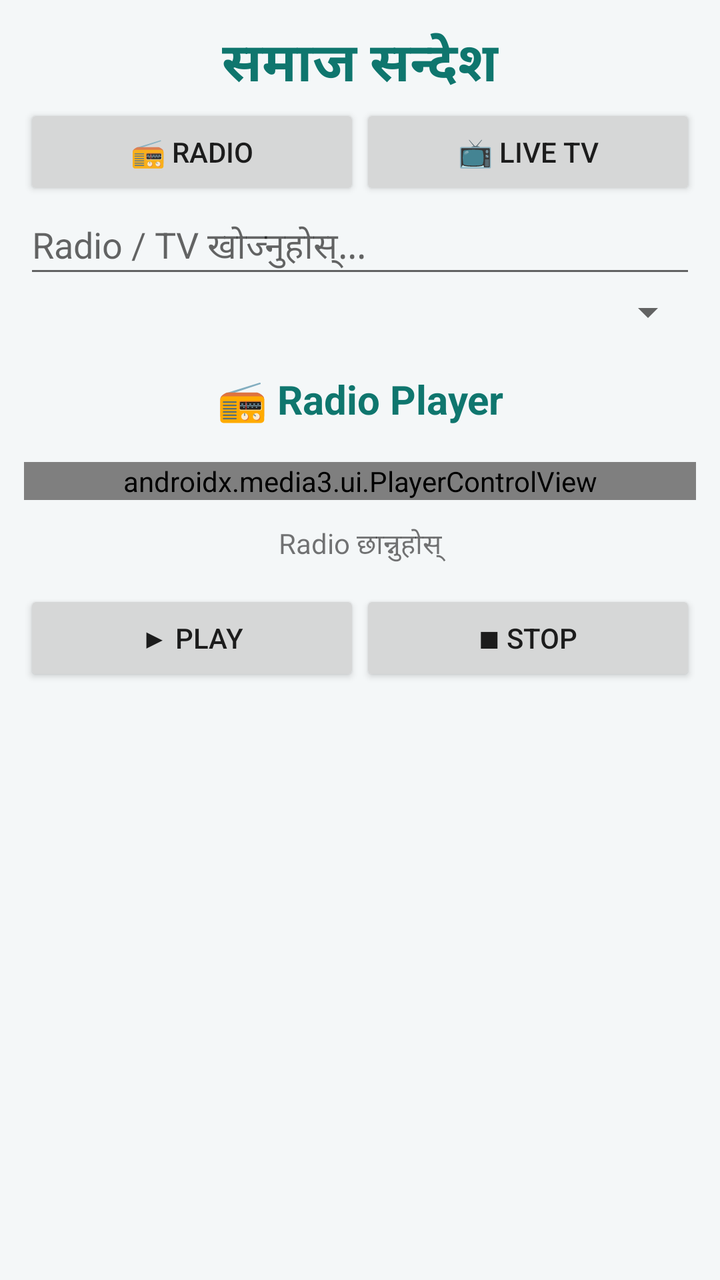
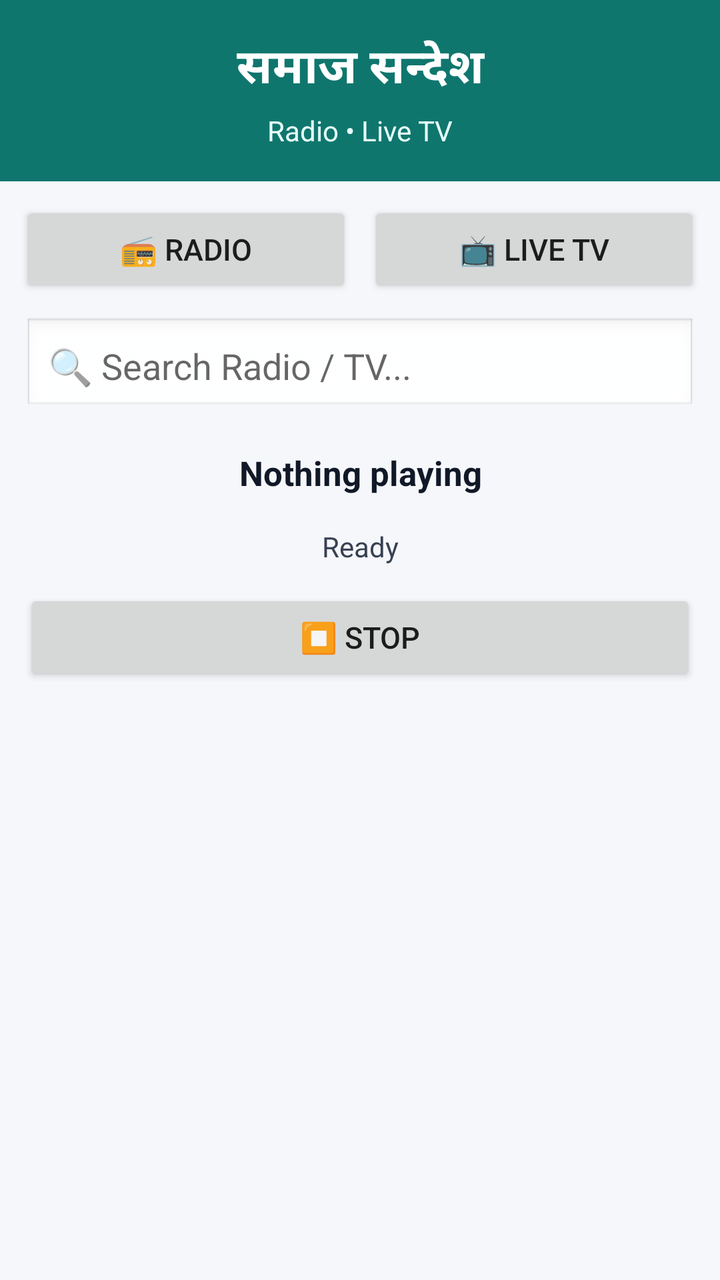

Compare the two renders of this Android layout. The source of the first and the diff that turns it into the second are given below.
<!-- AndroidManifest.xml: application theme AppTheme -->
<!-- res/layout/activity_main.xml -->
<LinearLayout xmlns:android="http://schemas.android.com/apk/res/android"
    xmlns:app="http://schemas.android.com/apk/res-auto"
    android:orientation="vertical"
    android:padding="12dp"
    android:background="#F4F7F8"
    android:layout_width="match_parent"
    android:layout_height="match_parent">

    <TextView
        android:text="समाज सन्देश"
        android:textSize="27sp"
        android:textStyle="bold"
        android:gravity="center"
        android:textColor="#0F766E"
        android:layout_width="match_parent"
        android:layout_height="wrap_content"/>

    <LinearLayout
        android:layout_width="match_parent"
        android:layout_height="wrap_content">

        <Button
            android:id="@+id/radioTab"
            android:text="📻 Radio"
            android:layout_width="0dp"
            android:layout_weight="1"
            android:layout_height="wrap_content"/>

        <Button
            android:id="@+id/tvTab"
            android:text="📺 Live TV"
            android:layout_width="0dp"
            android:layout_weight="1"
            android:layout_height="wrap_content"/>
    </LinearLayout>

    <EditText
        android:id="@+id/search"
        android:hint="Radio / TV खोज्नुहोस्..."
        android:singleLine="true"
        android:layout_width="match_parent"
        android:layout_height="wrap_content"/>

    <Spinner
        android:id="@+id/list"
        android:layout_width="match_parent"
        android:layout_height="wrap_content"/>

    <TextView
        android:id="@+id/nowPlaying"
        android:text="📻 Radio Player"
        android:textSize="20sp"
        android:textStyle="bold"
        android:gravity="center"
        android:padding="18dp"
        android:textColor="#0F766E"
        android:layout_width="match_parent"
        android:layout_height="wrap_content"/>

    <androidx.media3.ui.PlayerControlView
        android:id="@+id/audioControls"
        android:layout_width="match_parent"
        android:layout_height="wrap_content"
        app:show_timeout="0"/>

    <androidx.media3.ui.PlayerView
        android:id="@+id/playerView"
        android:layout_width="match_parent"
        android:layout_height="240dp"
        android:visibility="gone"
        app:show_buffering="when_playing"
        app:use_controller="true"/>

    <TextView
        android:id="@+id/status"
        android:text="Radio छान्नुहोस्"
        android:gravity="center"
        android:padding="12dp"
        android:layout_width="match_parent"
        android:layout_height="wrap_content"/>

    <LinearLayout
        android:gravity="center"
        android:layout_width="match_parent"
        android:layout_height="wrap_content">

        <Button
            android:id="@+id/play"
            android:text="▶ Play"
            android:layout_width="0dp"
            android:layout_weight="1"
            android:layout_height="wrap_content"/>

        <Button
            android:id="@+id/stop"
            android:text="■ Stop"
            android:layout_width="0dp"
            android:layout_weight="1"
            android:layout_height="wrap_content"/>
    </LinearLayout>

</LinearLayout>
<!-- resources referenced by this layout -->
<resources>
  <style name="AppTheme" parent="Theme.AppCompat.Light.NoActionBar"><item name="android:colorAccent">#0f766e</item></style>
</resources>

<!-- the commit's change to res/layout/activity_main.xml (unified diff, before → after) -->
@@ -1,102 +1,149 @@
-<LinearLayout xmlns:android="http://schemas.android.com/apk/res/android"
-    xmlns:app="http://schemas.android.com/apk/res-auto"
+<?xml version="1.0" encoding="utf-8"?>
+<LinearLayout
+    xmlns:android="http://schemas.android.com/apk/res/android"
+    android:layout_width="match_parent"
+    android:layout_height="match_parent"
     android:orientation="vertical"
-    android:padding="12dp"
-    android:background="#F4F7F8"
-    android:layout_width="match_parent"
-    android:layout_height="match_parent">
+    android:background="#F5F7FA">
 
-    <TextView
-        android:text="समाज सन्देश"
-        android:textSize="27sp"
-        android:textStyle="bold"
-        android:gravity="center"
-        android:textColor="#0F766E"
-        android:layout_width="match_parent"
-        android:layout_height="wrap_content"/>
-
+    
     <LinearLayout
         android:layout_width="match_parent"
-        android:layout_height="wrap_content">
+        android:layout_height="wrap_content"
+        android:orientation="vertical"
+        android:padding="16dp"
+        android:background="#0F766E">
+
+        <TextView
+            android:layout_width="match_parent"
+            android:layout_height="wrap_content"
+            android:text="समाज सन्देश"
+            android:textColor="#FFFFFF"
+            android:textSize="24sp"
+            android:textStyle="bold"
+            android:gravity="center"/>
+
+        <TextView
+            android:layout_width="match_parent"
+            android:layout_height="wrap_content"
+            android:text="Radio • Live TV"
+            android:textColor="#E6FFFA"
+            android:textSize="14sp"
+            android:gravity="center"
+            android:layout_marginTop="4dp"/>
+
+    </LinearLayout>
+
+    
+    <LinearLayout
+        android:layout_width="match_parent"
+        android:layout_height="wrap_content"
+        android:orientation="horizontal"
+        android:padding="10dp"
+        android:gravity="center">
 
         <Button
-            android:id="@+id/radioTab"
+            android:id="@+id/radioButton"
+            android:layout_width="0dp"
+            android:layout_height="wrap_content"
+            android:layout_weight="1"
             android:text="📻 Radio"
-            android:layout_width="0dp"
-            android:layout_weight="1"
-            android:layout_height="wrap_content"/>
+            android:textSize="15sp"
+            android:onClick="openRadio"/>
+
+        <Space
+            android:layout_width="8dp"
+            android:layout_height="1dp"/>
 
         <Button
-            android:id="@+id/tvTab"
+            android:id="@+id/tvButton"
+            android:layout_width="0dp"
+            android:layout_height="wrap_content"
+            android:layout_weight="1"
             android:text="📺 Live TV"
-            android:layout_width="0dp"
-            android:layout_weight="1"
-            android:layout_height="wrap_content"/>
+            android:textSize="15sp"
+            android:onClick="openTv"/>
+
     </LinearLayout>
 
+    
     <EditText
-        android:id="@+id/search"
-        android:hint="Radio / TV खोज्नुहोस्..."
+        android:id="@+id/searchBox"
+        android:layout_width="match_parent"
+        android:layout_height="wrap_content"
+        android:layout_marginStart="12dp"
+        android:layout_marginEnd="12dp"
+        android:layout_marginBottom="8dp"
+        android:hint="🔍 Search Radio / TV..."
         android:singleLine="true"
-        android:layout_width="match_parent"
-        android:layout_height="wrap_content"/>
+        android:padding="12dp"
+        android:background="@android:drawable/edit_text"/>
 
-    <Spinner
-        android:id="@+id/list"
-        android:layout_width="match_parent"
-        android:layout_height="wrap_content"/>
-
+    
     <TextView
         android:id="@+id/nowPlaying"
-        android:text="📻 Radio Player"
-        android:textSize="20sp"
-        android:textStyle="bold"
-        android:gravity="center"
-        android:padding="18dp"
-        android:textColor="#0F766E"
-        android:layout_width="match_parent"
-        android:layout_height="wrap_content"/>
-
-    <androidx.media3.ui.PlayerControlView
-        android:id="@+id/audioControls"
         android:layout_width="match_parent"
         android:layout_height="wrap_content"
-        app:show_timeout="0"/>
+        android:text="Nothing playing"
+        android:textSize="17sp"
+        android:textStyle="bold"
+        android:textColor="#111827"
+        android:gravity="center"
+        android:padding="10dp"/>
 
-    <androidx.media3.ui.PlayerView
-        android:id="@+id/playerView"
-        android:layout_width="match_parent"
-        android:layout_height="240dp"
-        android:visibility="gone"
-        app:show_buffering="when_playing"
-        app:use_controller="true"/>
-
+    
     <TextView
         android:id="@+id/status"
-        android:text="Radio छान्नुहोस्"
+        android:layout_width="match_parent"
+        android:layout_height="wrap_content"
+        android:text="Ready"
+        android:textSize="14sp"
+        android:textColor="#374151"
         android:gravity="center"
-        android:padding="12dp"
+        android:padding="6dp"/>
+
+    
+    <androidx.media3.ui.PlayerView
+        android:id="@+id/tvPlayerView"
         android:layout_width="match_parent"
-        android:layout_height="wrap_content"/>
+        android:layout_height="220dp"
+        android:visibility="gone"
+        android:background="#000000"/>
 
-    <LinearLayout
-        android:gravity="center"
+    
+    <WebView
+        android:id="@+id/tvWebView"
         android:layout_width="match_parent"
-        android:layout_height="wrap_content">
+        android:layout_height="300dp"
+        android:visibility="gone"
+        android:background="#000000"/>
 
-        <Button
-            android:id="@+id/play"
-            android:text="▶ Play"
-            android:layout_width="0dp"
-            android:layout_weight="1"
-            android:layout_height="wrap_content"/>
+    
+    <androidx.media3.ui.PlayerControlView
+        android:id="@+id/radioControls"
+        android:layout_width="match_parent"
+        android:layout_height="wrap_content"
+        android:visibility="gone"
+        android:padding="8dp"/>
 
-        <Button
-            android:id="@+id/stop"
-            android:text="■ Stop"
-            android:layout_width="0dp"
-            android:layout_weight="1"
-            android:layout_height="wrap_content"/>
-    </LinearLayout>
+    
+    <Button
+        android:id="@+id/stopButton"
+        android:layout_width="match_parent"
+        android:layout_height="wrap_content"
+        android:layout_marginStart="12dp"
+        android:layout_marginEnd="12dp"
+        android:layout_marginTop="6dp"
+        android:text="⏹ Stop"
+        android:textSize="15sp"/>
+
+    
+    <ListView
+        android:id="@+id/listView"
+        android:layout_width="match_parent"
+        android:layout_height="0dp"
+        android:layout_weight="1"
+        android:dividerHeight="1dp"
+        android:padding="6dp"/>
 
 </LinearLayout>
